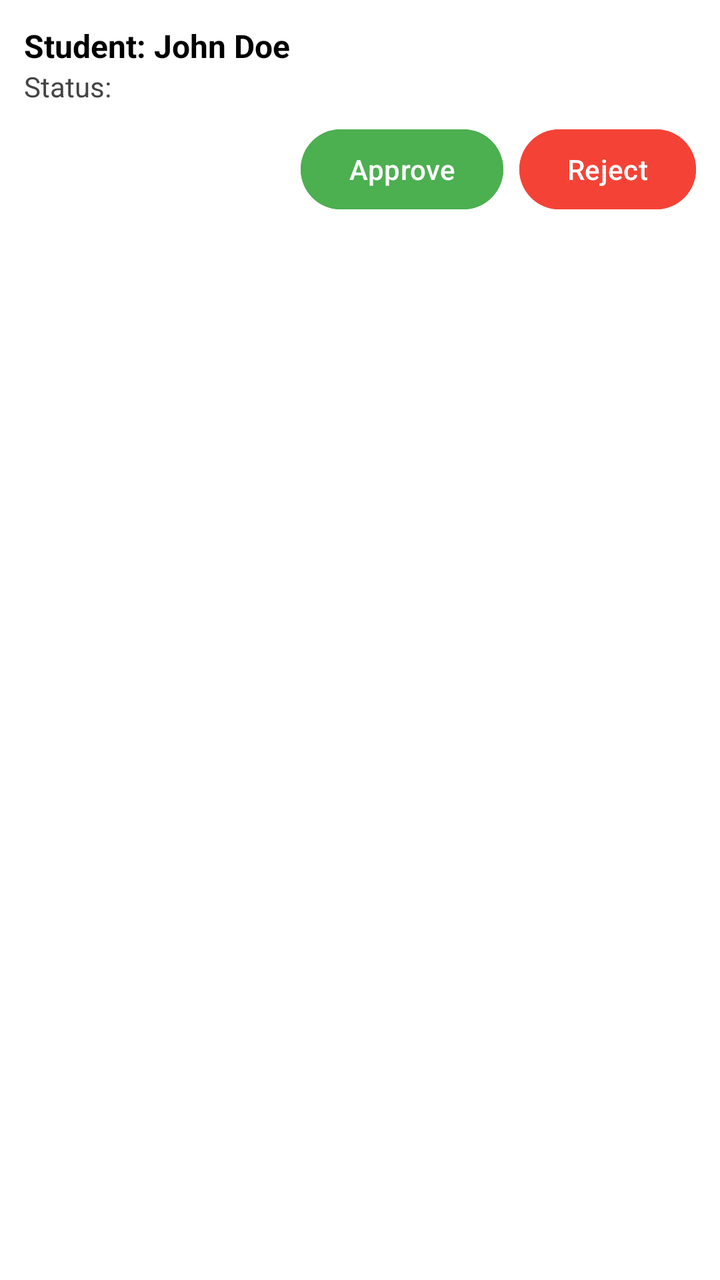
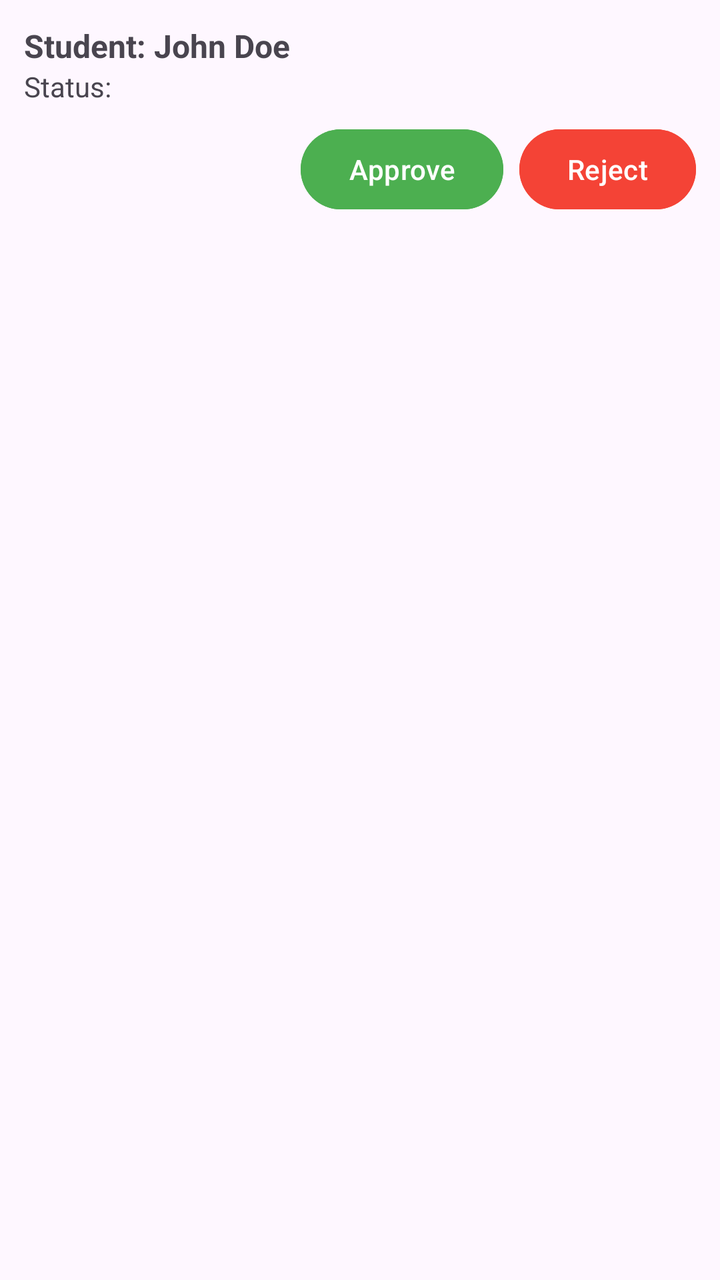

Screens rendered from an Android XML layout before and after an edit, with the pre-edit source and the edit as a unified diff.
<!-- AndroidManifest.xml: application theme Theme.Math_tutor_application -->
<!-- res/layout/div2_item_session_request.xml -->
<?xml version="1.0" encoding="utf-8"?>
<LinearLayout xmlns:android="http://schemas.android.com/apk/res/android"
    android:layout_width="match_parent"
    android:layout_height="wrap_content"
    android:orientation="vertical"
    android:padding="12dp"
    android:background="@android:color/white"
    android:layout_marginBottom="8dp"
    android:elevation="2dp">

    <TextView
        android:id="@+id/studentName"
        android:layout_width="wrap_content"
        android:layout_height="wrap_content"
        android:text="Student: John Doe"
        android:textStyle="bold"
        android:textSize="16sp"
        android:textColor="#000000" />


    <TextView
        android:id="@+id/status"
        android:layout_width="wrap_content"
        android:layout_height="wrap_content"
        android:text="Status: "
        android:textSize="14sp"
        android:textColor="#444444" />

    <LinearLayout
        android:layout_width="match_parent"
        android:layout_height="wrap_content"
        android:orientation="horizontal"
        android:gravity="end"
        android:layout_marginTop="8dp">

        <Button
            android:id="@+id/approveBtn"
            android:layout_width="wrap_content"
            android:layout_height="wrap_content"
            android:text="Approve"
            android:backgroundTint="#4CAF50"
            android:textColor="#FFFFFF" />

        <Button
            android:id="@+id/rejectBtn"
            android:layout_width="wrap_content"
            android:layout_height="wrap_content"
            android:text="Reject"
            android:layout_marginStart="8dp"
            android:backgroundTint="#F44336"
            android:textColor="#FFFFFF" />
    </LinearLayout>
</LinearLayout>
<!-- resources referenced by this layout -->
<resources>
  <style name="Theme.Math_tutor_application" parent="Base.Theme.Math_tutor_application" />
  <style name="Base.Theme.Math_tutor_application" parent="Theme.Material3.DayNight.NoActionBar">
          
          
      </style>
</resources>

<!-- the commit's change to res/layout/div2_item_session_request.xml (unified diff, before → after) -->
@@ -4,7 +4,6 @@
     android:layout_height="wrap_content"
     android:orientation="vertical"
     android:padding="12dp"
-    android:background="@android:color/white"
     android:layout_marginBottom="8dp"
     android:elevation="2dp">
 
@@ -14,8 +13,7 @@
         android:layout_height="wrap_content"
         android:text="Student: John Doe"
         android:textStyle="bold"
-        android:textSize="16sp"
-        android:textColor="#000000" />
+        android:textSize="16sp" />
 
 
     <TextView
@@ -23,8 +21,7 @@
         android:layout_width="wrap_content"
         android:layout_height="wrap_content"
         android:text="Status: "
-        android:textSize="14sp"
-        android:textColor="#444444" />
+        android:textSize="14sp" />
 
     <LinearLayout
         android:layout_width="match_parent"
